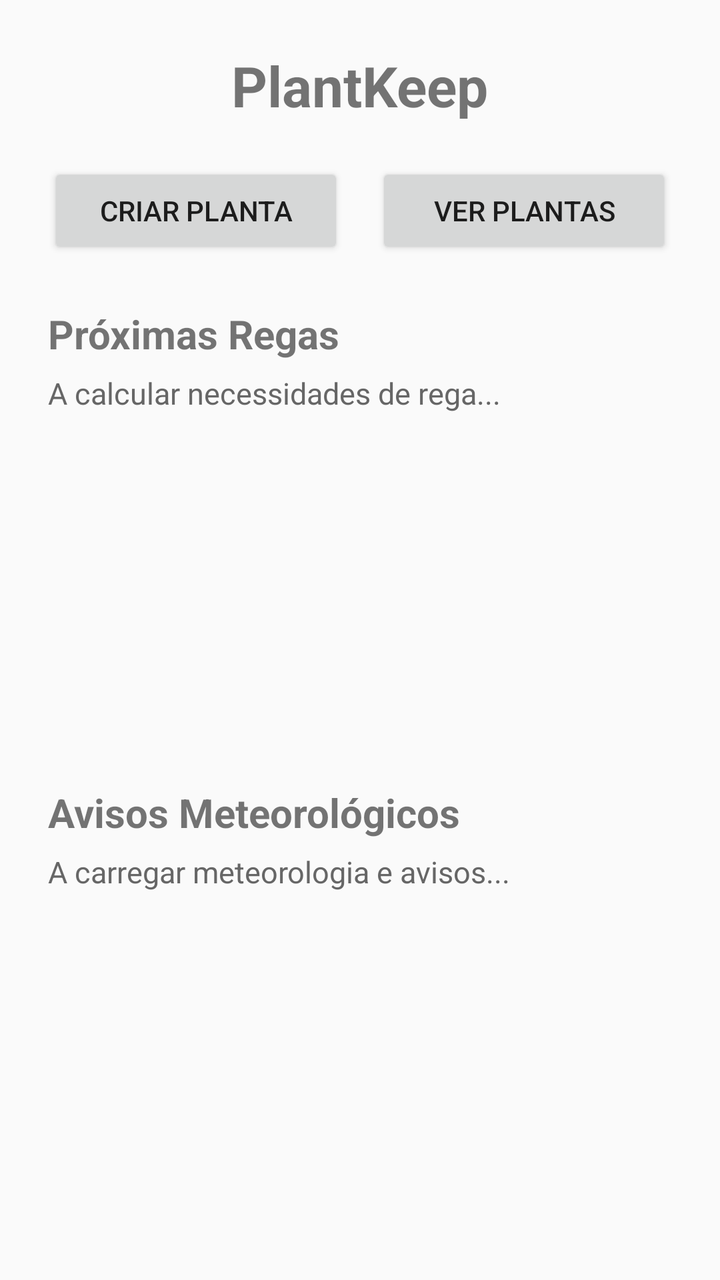
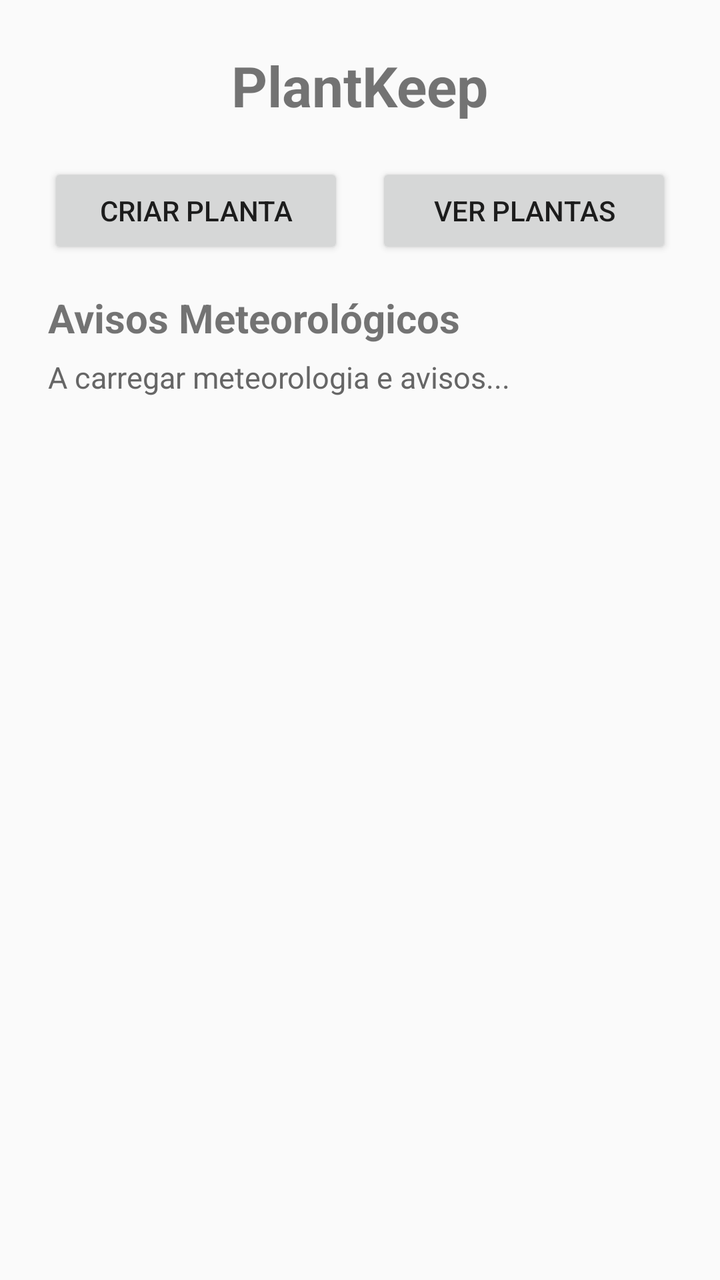

An Android layout rendered at two revisions. The XML below is the earlier revision; the diff shows what the commit changed to produce the second picture.
<!-- AndroidManifest.xml: application theme Theme.ProjectDroid -->
<!-- res/layout/activity_menu.xml -->
<?xml version="1.0" encoding="utf-8"?>
<LinearLayout
        xmlns:android="http://schemas.android.com/apk/res/android"
        android:layout_width="match_parent"
        android:layout_height="match_parent"
        android:orientation="vertical"
        android:padding="24dp"
        android:gravity="center_horizontal">

    <TextView
            android:layout_width="wrap_content"
            android:layout_height="wrap_content"
            android:text="@string/app_name"
            android:textSize="28sp"
            android:textStyle="bold"
            android:layout_marginBottom="20dp" />

    <LinearLayout
            android:layout_width="match_parent"
            android:layout_height="wrap_content"
            android:orientation="horizontal">

        <Button
                android:id="@+id/btn_criar_planta"
                android:layout_width="0dp"
                android:layout_height="wrap_content"
                android:layout_weight="1"
                android:layout_marginEnd="8dp"
                android:text="Criar Planta" />

        <Button
                android:id="@+id/btn_ver_plantas"
                android:layout_width="0dp"
                android:layout_height="wrap_content"
                android:layout_weight="1"
                android:layout_marginStart="8dp"
                android:text="Ver Plantas" />
    </LinearLayout>

    
    <TextView
            android:layout_width="match_parent"
            android:layout_height="wrap_content"
            android:layout_marginTop="24dp"
            android:text="Próximas Regas"
            android:textSize="20sp"
            android:textStyle="bold" />

    <TextView
            android:id="@+id/txt_estado_regas"
            android:layout_width="match_parent"
            android:layout_height="wrap_content"
            android:layout_marginTop="6dp"
            android:text="A calcular necessidades de rega..."
            android:textSize="15sp"
            android:textColor="#666666" />

    <ListView
            android:id="@+id/lv_regas"
            android:layout_width="match_parent"
            android:layout_height="0dp"
            android:layout_weight="1"
            android:layout_marginTop="6dp" />

    
    <TextView
            android:layout_width="match_parent"
            android:layout_height="wrap_content"
            android:layout_marginTop="16dp"
            android:text="Avisos Meteorológicos"
            android:textSize="20sp"
            android:textStyle="bold" />

    <TextView
            android:id="@+id/txt_estado_avisos"
            android:layout_width="match_parent"
            android:layout_height="wrap_content"
            android:layout_marginTop="6dp"
            android:text="A carregar meteorologia e avisos..."
            android:textSize="15sp"
            android:textColor="#666666" />

    <ListView
            android:id="@+id/lv_avisos"
            android:layout_width="match_parent"
            android:layout_height="0dp"
            android:layout_weight="1"
            android:layout_marginTop="6dp" />

</LinearLayout>
<!-- resources referenced by this layout -->
<resources>
  <string name="app_name">PlantKeep</string>
  <style name="Theme.ProjectDroid" parent="Theme.AppCompat.Light.DarkActionBar">
      </style>
</resources>

<!-- the commit's change to res/layout/activity_menu.xml (unified diff, before → after) -->
@@ -41,31 +41,6 @@
     <TextView
             android:layout_width="match_parent"
             android:layout_height="wrap_content"
-            android:layout_marginTop="24dp"
-            android:text="Próximas Regas"
-            android:textSize="20sp"
-            android:textStyle="bold" />
-
-    <TextView
-            android:id="@+id/txt_estado_regas"
-            android:layout_width="match_parent"
-            android:layout_height="wrap_content"
-            android:layout_marginTop="6dp"
-            android:text="A calcular necessidades de rega..."
-            android:textSize="15sp"
-            android:textColor="#666666" />
-
-    <ListView
-            android:id="@+id/lv_regas"
-            android:layout_width="match_parent"
-            android:layout_height="0dp"
-            android:layout_weight="1"
-            android:layout_marginTop="6dp" />
-
-    
-    <TextView
-            android:layout_width="match_parent"
-            android:layout_height="wrap_content"
             android:layout_marginTop="16dp"
             android:text="Avisos Meteorológicos"
             android:textSize="20sp"
